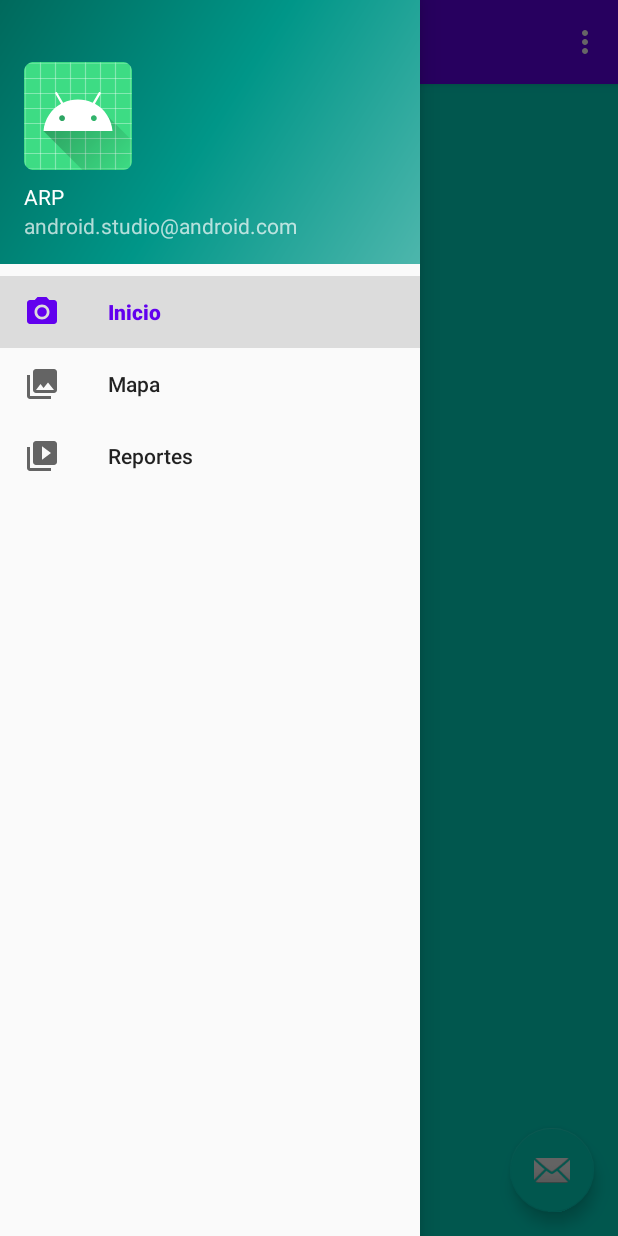
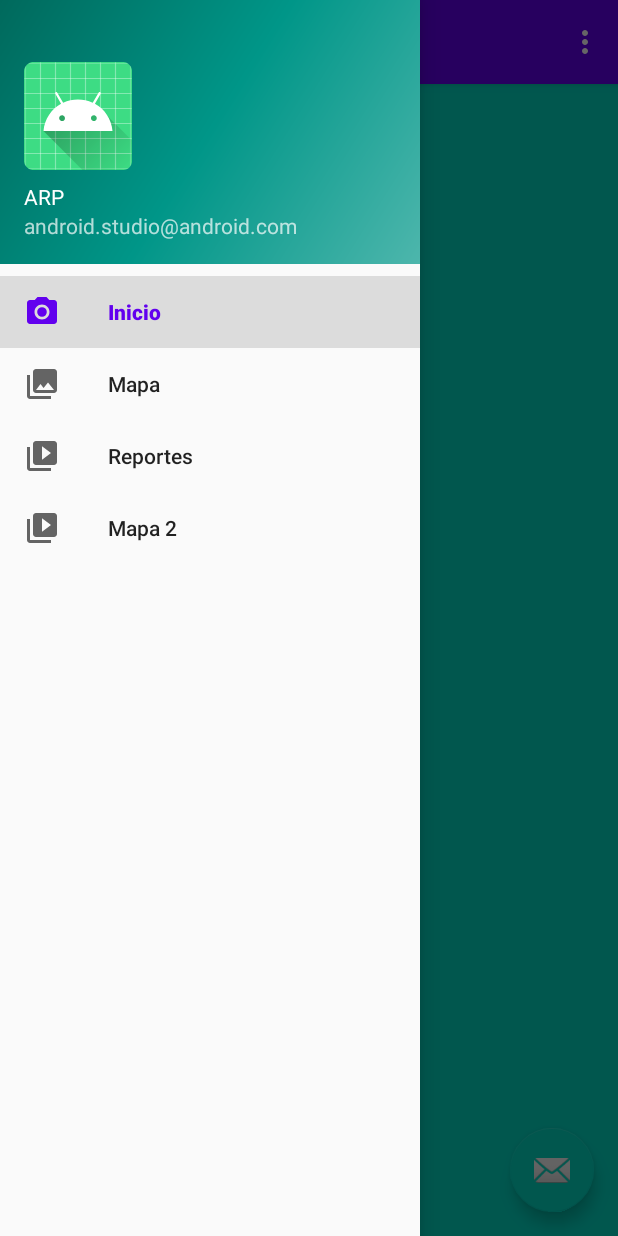
Before and after one commit to PaolaValencia123/ITCJArp, an Android app: the MenuSlideActivity screen opened directly, with no data from a screen before it, with the side drawer open, on a phone screen of 412 x 824 dp. Run offline under Robolectric (Android 15) with nearby library versions, the phone set to English and light mode, and no system bars; our stand-ins replace Firebase (no records; nobody signed in at launch, a user with empty details on screens opened directly), navigation-ui; libraries missing offline, so code that uses them is left out: org.osmdroid.config; 1 statement that could not run was skipped.

Commit message:
Actualización del Navigation Drawer

```diff
--- a/app/src/main/java/com/example/proyecto/MenuSlideActivity.java
+++ b/app/src/main/java/com/example/proyecto/MenuSlideActivity.java
@@ -53,25 +53,14 @@ public class MenuSlideActivity extends AppCompatActivity {
         // Passing each menu ID as a set of Ids because each
         // menu should be considered as top level destinations.
         mAppBarConfiguration = new AppBarConfiguration.Builder(
-                R.id.nav_home, R.id.nav_gallery, R.id.nav_slideshow)
+                R.id.nav_home, R.id.nav_gallery, R.id.nav_slideshow, R.id.nav_map_activity)
                 .setDrawerLayout(drawer)
                 .build();
         NavController navController = Navigation.findNavController(this, R.id.nav_host_fragment);
         NavigationUI.setupActionBarWithNavController(this, navController, mAppBarConfiguration);
         NavigationUI.setupWithNavController(navigationView, navController);
 
-        navController.addOnDestinationChangedListener(new NavController.OnDestinationChangedListener() {
-            @Override
-            public void onDestinationChanged(@NonNull NavController controller,
-                                             @NonNull NavDestination destination, @Nullable Bundle arguments) {
-                if(destination.getId() == R.id.nav_gallery) {
-                    Intent intent = new Intent(MenuSlideActivity.this, MapActivity.class);
-                    MenuSlideActivity.this.startActivity(intent);
-                } else {
-                    Toast.makeText(MenuSlideActivity.this, "Other", Toast.LENGTH_LONG).show();
-                }
-            }
-        });
+
     }
 
     @Override
--- a/app/src/main/res/menu/activity_main_drawer.xml
+++ b/app/src/main/res/menu/activity_main_drawer.xml
@@ -16,5 +16,10 @@
             android:id="@+id/nav_slideshow"
             android:icon="@drawable/ic_menu_slideshow"
             android:title="@string/menu_slideshow" />
+
+        <item
+            android:id="@+id/nav_map_activity"
+            android:icon="@drawable/ic_menu_slideshow"
+            android:title="@string/menu_mapa" />
     </group>
 </menu>
--- a/app/src/main/res/values/strings.xml
+++ b/app/src/main/res/values/strings.xml
@@ -46,6 +46,7 @@
     <string name="menu_home">Inicio</string>
     <string name="menu_gallery">Mapa</string>
     <string name="menu_slideshow">Reportes</string>
+    <string name="menu_mapa">Mapa 2</string>
     <string name="Status">Estatus:</string>
     <string name="last_update">Última actualización:</string>
 
```
Also changed, not shown: app/src/main/java/com/example/proyecto/fragments/HomeFragment.java (+2 -51 lines), app/src/main/res/navigation/mobile_navigation.xml (+14 -2 lines).
